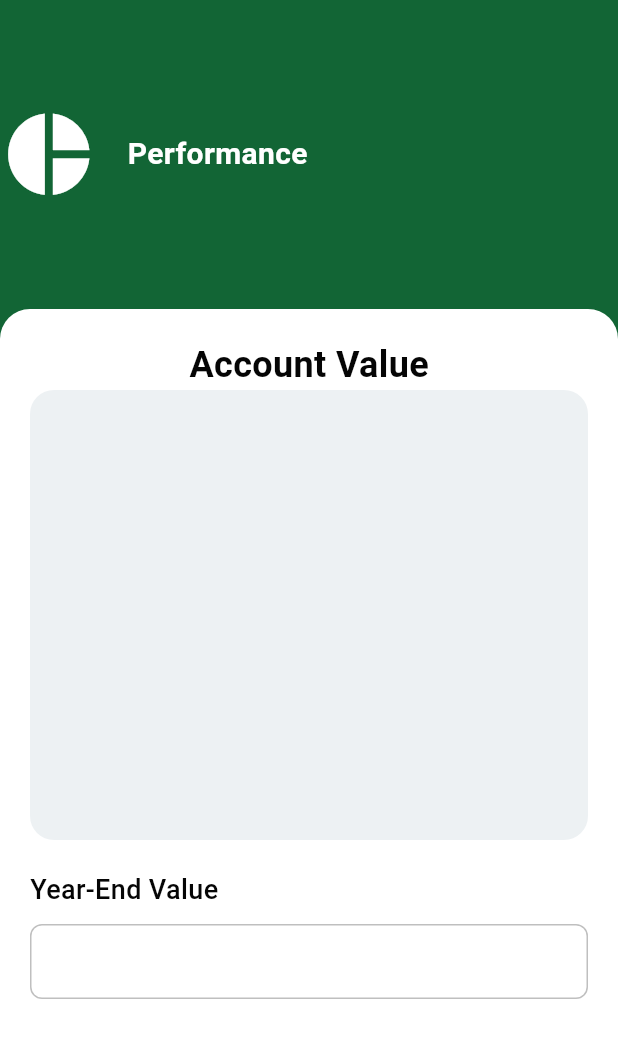
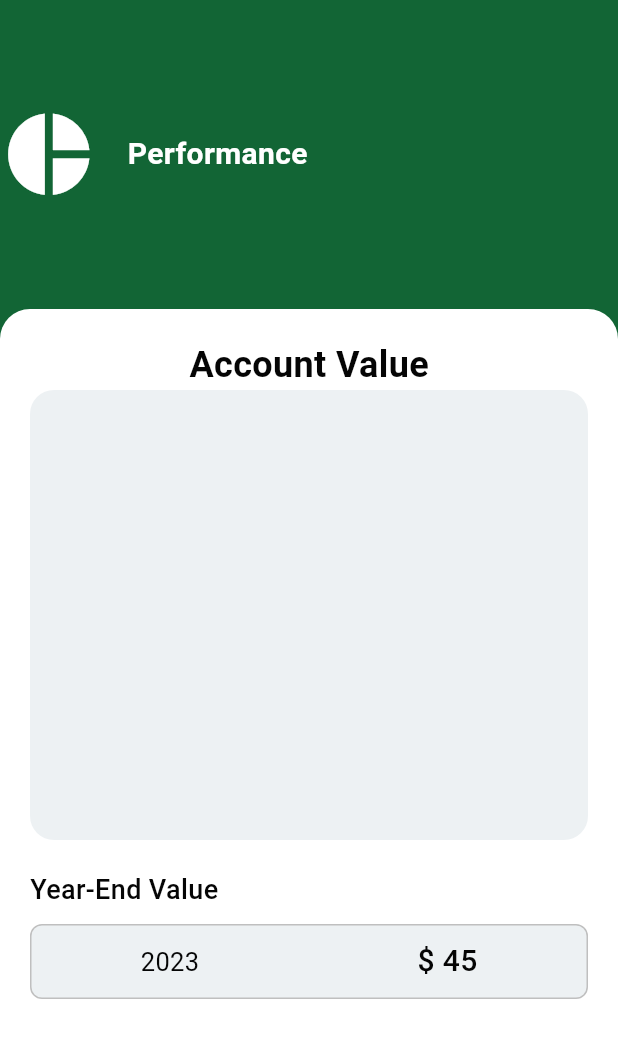
Before and after one commit to rayhantmt/schultzim, a Flutter app: the PerformanceView screen opened directly, on a phone screen of 412 x 824 dp. Shown: the top 1038 px of the screen. Run offline on Flutter 3.47's test engine with Material 3 defaults, Android fonts, the phone set to English and light mode, and no system bars; our stand-ins replace country_code_picker, flutter_svg, get.

Commit message:
half done of performance screen

```diff
--- a/lib/app/modules/performance/performance_view.dart
+++ b/lib/app/modules/performance/performance_view.dart
@@ -78,11 +78,31 @@ class PerformanceView extends StatelessWidget {
                     Container(
                           height: 50,
                           decoration: BoxDecoration(
+                            color: Color(0xffEDF1F3),
                             borderRadius: BorderRadius.circular(8),
                             border: Border.all(
                               width: 1,
                               color: Color(0xffBFBFBF)
                             )
+                          ),
+                          child: Row(
+                            mainAxisAlignment: MainAxisAlignment.spaceAround,
+                            children: [
+                              Text('2023',
+                              style: TextStyle(
+                                fontWeight: FontWeight.w400,
+                                fontSize: 17,
+                                color: Color(0xff050505)
+                              ),
+                              ),
+                              Text('\$ 45',
+                              style: TextStyle(
+                                fontWeight: FontWeight.w500,
+                                fontSize: 20,
+                                    color: Color(0xff050505)
+                              ),
+                              )
+                            ],
                           ),
                         )
                   ],
```
